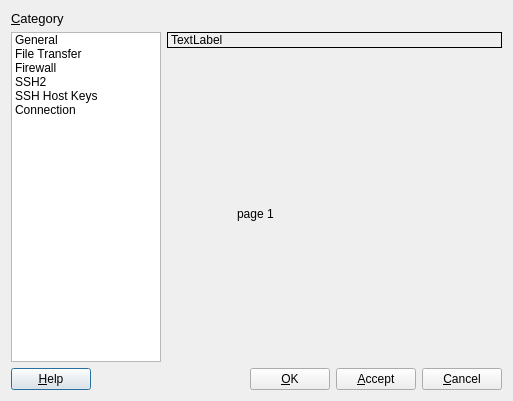
Before: the Qt Designer form src/globaloptionsdialog.ui in kitech/nullfxp, drawn with Qt 5.
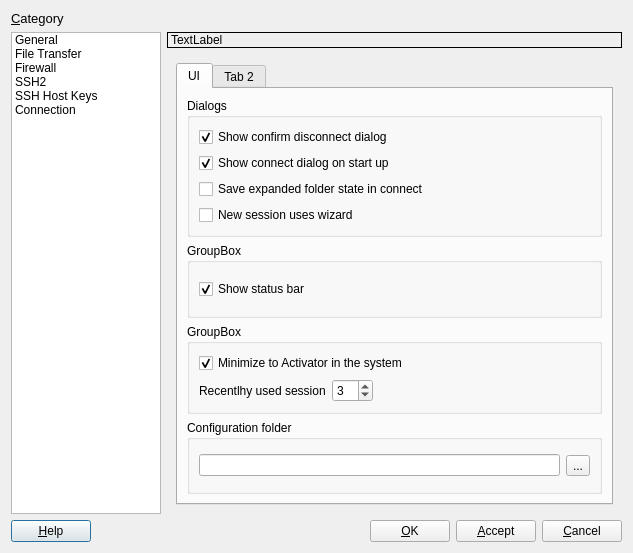
After: the same form once the commit is applied. Icons and pictures are not drawn.

Commit message: update options dialog

Patch:
```diff
--- a/src/globaloptionsdialog.ui
+++ b/src/globaloptionsdialog.ui
@@ -6,8 +6,8 @@
    <rect>
     <x>0</x>
     <y>0</y>
-    <width>513</width>
-    <height>401</height>
+    <width>633</width>
+    <height>553</height>
    </rect>
   </property>
   <property name="windowTitle">
@@ -170,19 +170,161 @@
           <number>0</number>
          </property>
          <widget class="QWidget" name="page">
-          <widget class="QLabel" name="label_3">
-           <property name="geometry">
-            <rect>
-             <x>70</x>
-             <y>150</y>
-             <width>59</width>
-             <height>19</height>
-            </rect>
-           </property>
-           <property name="text">
-            <string>page 1</string>
-           </property>
-          </widget>
+          <layout class="QVBoxLayout" name="verticalLayout_3">
+           <item>
+            <widget class="QTabWidget" name="tabWidget">
+             <property name="tabShape">
+              <enum>QTabWidget::Rounded</enum>
+             </property>
+             <property name="currentIndex">
+              <number>0</number>
+             </property>
+             <widget class="QWidget" name="tab">
+              <attribute name="title">
+               <string>UI</string>
+              </attribute>
+              <layout class="QVBoxLayout" name="verticalLayout_7">
+               <item>
+                <widget class="QGroupBox" name="groupBox">
+                 <property name="title">
+                  <string>Dialogs</string>
+                 </property>
+                 <layout class="QVBoxLayout" name="verticalLayout_4">
+                  <item>
+                   <widget class="QCheckBox" name="checkBox_2">
+                    <property name="text">
+                     <string>Show confirm disconnect dialog</string>
+                    </property>
+                    <property name="checked">
+                     <bool>true</bool>
+                    </property>
+                   </widget>
+                  </item>
+                  <item>
+                   <widget class="QCheckBox" name="checkBox_3">
+                    <property name="text">
+                     <string>Show connect dialog on start up</string>
+                    </property>
+                    <property name="checked">
+                     <bool>true</bool>
+                    </property>
+                   </widget>
+                  </item>
+                  <item>
+                   <widget class="QCheckBox" name="checkBox">
+                    <property name="text">
+                     <string>Save expanded folder state in connect</string>
+                    </property>
+                   </widget>
+                  </item>
+                  <item>
+                   <widget class="QCheckBox" name="checkBox_4">
+                    <property name="text">
+                     <string>New session uses wizard</string>
+                    </property>
+                   </widget>
+                  </item>
+                 </layout>
+                </widget>
+               </item>
+               <item>
+                <widget class="QGroupBox" name="groupBox_2">
+                 <property name="title">
+                  <string>GroupBox</string>
+                 </property>
+                 <layout class="QVBoxLayout" name="verticalLayout_5">
+                  <item>
+                   <widget class="QCheckBox" name="checkBox_5">
+                    <property name="text">
+                     <string>Show status bar</string>
+                    </property>
+                    <property name="checked">
+                     <bool>true</bool>
+                    </property>
+                   </widget>
+                  </item>
+                 </layout>
+                </widget>
+               </item>
+               <item>
+                <widget class="QGroupBox" name="groupBox_3">
+                 <property name="title">
+                  <string>GroupBox</string>
+                 </property>
+                 <layout class="QVBoxLayout" name="verticalLayout_6">
+                  <item>
+                   <widget class="QCheckBox" name="checkBox_6">
+                    <property name="text">
+                     <string>Minimize to Activator in the system</string>
+                    </property>
+                    <property name="checked">
+                     <bool>true</bool>
+                    </property>
+                   </widget>
+                  </item>
+                  <item>
+                   <layout class="QHBoxLayout" name="horizontalLayout_3">
+                    <item>
+                     <widget class="QLabel" name="label_3">
+                      <property name="text">
+                       <string>Recentlhy used session</string>
+                      </property>
+                     </widget>
+                    </item>
+                    <item>
+                     <widget class="QSpinBox" name="spinBox">
+                      <property name="value">
+                       <number>3</number>
+                      </property>
+                     </widget>
+                    </item>
+                    <item>
+                     <spacer name="horizontalSpacer_2">
+                      <property name="orientation">
+                       <enum>Qt::Horizontal</enum>
+                      </property>
+                      <property name="sizeHint" stdset="0">
+                       <size>
+                        <width>40</width>
+                        <height>20</height>
+                       </size>
+                      </property>
+                     </spacer>
+                    </item>
+                   </layout>
+                  </item>
+                 </layout>
+                </widget>
+               </item>
+               <item>
+                <widget class="QGroupBox" name="groupBox_4">
+                 <property name="title">
+                  <string>Configuration folder</string>
+                 </property>
+                 <layout class="QHBoxLayout" name="horizontalLayout_4">
+                  <item>
+                   <widget class="QLineEdit" name="lineEdit"/>
+                  </item>
+                  <item>
+                   <widget class="QToolButton" name="toolButton">
+                    <property name="text">
+                     <string>...</string>
+                    </property>
+                   </widget>
+                  </item>
+                 </layout>
+                </widget>
+               </item>
+              </layout>
+             </widget>
+             <widget class="QWidget" name="tab_2">
+              <attribute name="title">
+               <string>Tab 2</string>
+              </attribute>
+             </widget>
+            </widget>
+           </item>
+          </layout>
          </widget>
          <widget class="QWidget" name="page_2">
           <widget class="QLabel" name="label_4">
```
